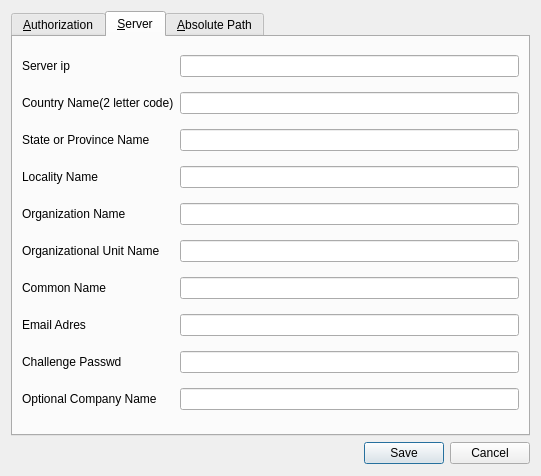
The window that ui/config.ui (COMU/olric) describes before a commit, drawn with Qt 5.
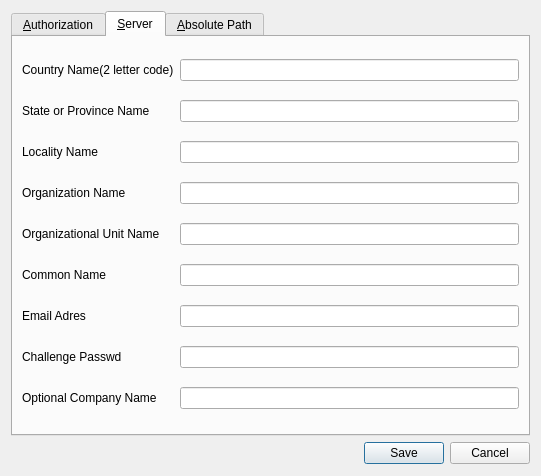
The same window after the commit. The open tabs and pages were chosen to show the change.

```diff
--- a/ui/config.ui
+++ b/ui/config.ui
@@ -129,103 +129,93 @@
       </attribute>
       <layout class="QGridLayout" name="gridLayout">
        <item row="0" column="0">
-        <widget class="QLabel" name="label_19">
-         <property name="text">
-          <string>Server ip</string>
-         </property>
-        </widget>
-       </item>
-       <item row="0" column="1">
-        <widget class="QLineEdit" name="ServerIp"/>
-       </item>
-       <item row="1" column="0">
         <widget class="QLabel" name="label_20">
          <property name="text">
           <string>Country Name(2 letter code)</string>
          </property>
         </widget>
        </item>
-       <item row="1" column="1">
+       <item row="0" column="1">
         <widget class="QLineEdit" name="Server_country"/>
        </item>
-       <item row="2" column="0">
+       <item row="1" column="0">
         <widget class="QLabel" name="label_21">
          <property name="text">
           <string>State or Province Name</string>
          </property>
         </widget>
        </item>
-       <item row="2" column="1">
+       <item row="1" column="1">
         <widget class="QLineEdit" name="Server_province"/>
        </item>
-       <item row="3" column="1">
+       <item row="2" column="1">
         <widget class="QLineEdit" name="Server_locality"/>
        </item>
-       <item row="3" column="0">
+       <item row="2" column="0">
         <widget class="QLabel" name="label_22">
          <property name="text">
           <string>Locality Name</string>
          </property>
         </widget>
        </item>
-       <item row="4" column="0">
+       <item row="3" column="0">
         <widget class="QLabel" name="label_23">
          <property name="text">
           <string>Organization Name</string>
          </property>
         </widget>
        </item>
-       <item row="4" column="1">
+       <item row="3" column="1">
         <widget class="QLineEdit" name="Server_organization"/>
        </item>
-       <item row="5" column="0">
+       <item row="4" column="0">
         <widget class="QLabel" name="label_24">
          <property name="text">
           <string>Organizational Unit Name</string>
          </property>
         </widget>
        </item>
-       <item row="5" column="1">
+       <item row="4" column="1">
         <widget class="QLineEdit" name="Server_organization_unit"/>
        </item>
-       <item row="6" column="0">
+       <item row="5" column="0">
         <widget class="QLabel" name="label_25">
          <property name="text">
           <string>Common Name</string>
          </property>
         </widget>
        </item>
-       <item row="6" column="1">
+       <item row="5" column="1">
         <widget class="QLineEdit" name="Server_commonName"/>
        </item>
-       <item row="7" column="0">
+       <item row="6" column="0">
         <widget class="QLabel" name="label_26">
          <property name="text">
           <string>Email Adres</string>
          </property>
         </widget>
        </item>
-       <item row="7" column="1">
+       <item row="6" column="1">
         <widget class="QLineEdit" name="Server_email"/>
        </item>
-       <item row="8" column="0">
+       <item row="7" column="0">
         <widget class="QLabel" name="label_27">
          <property name="text">
           <string>Challenge Passwd</string>
          </property>
         </widget>
        </item>
-       <item row="8" column="1">
+       <item row="7" column="1">
         <widget class="QLineEdit" name="Server_passwd"/>
        </item>
-       <item row="9" column="0">
+       <item row="8" column="0">
         <widget class="QLabel" name="label_28">
          <property name="text">
           <string>Optional Company Name</string>
          </property>
         </widget>
        </item>
-       <item row="9" column="1">
+       <item row="8" column="1">
         <widget class="QLineEdit" name="Server_companyName"/>
        </item>
       </layout>
```
Left out of the diff: 3 changed lines with no effect on the pictures.
